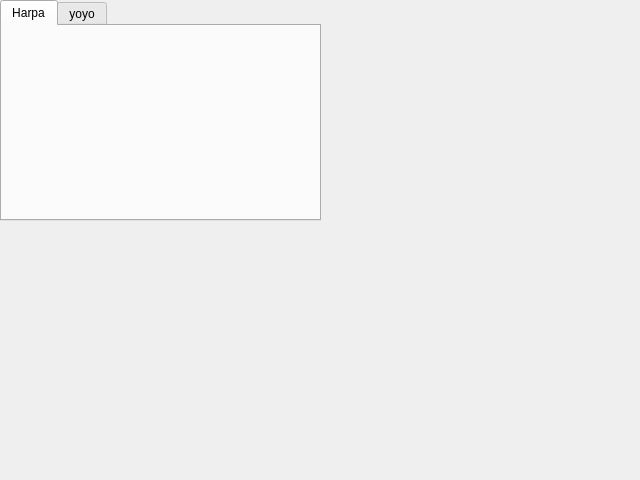
Fanarito/VLN1, file additem.ui: the form before one commit.
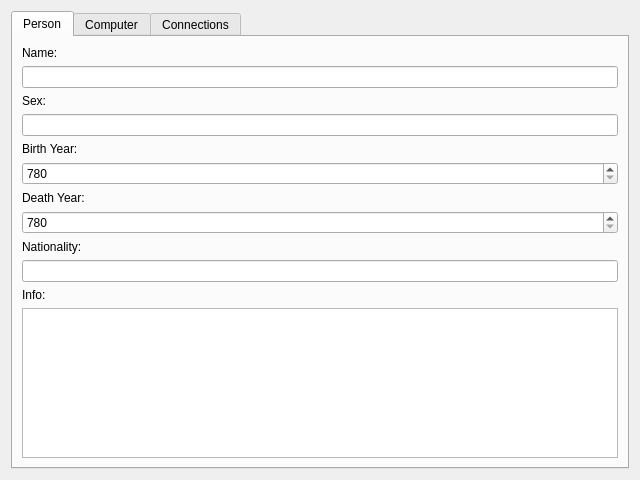
The form after the commit. The open tabs and pages were chosen to show the change.

Patch:
```diff
--- a/additem.ui
+++ b/additem.ui
@@ -13,29 +13,201 @@
   <property name="windowTitle">
    <string>Dialog</string>
   </property>
-  <widget class="QTabWidget" name="tabWidget">
-   <property name="geometry">
-    <rect>
-     <x>0</x>
-     <y>0</y>
-     <width>321</width>
-     <height>221</height>
-    </rect>
-   </property>
-   <property name="currentIndex">
-    <number>1</number>
-   </property>
-   <widget class="QWidget" name="tab">
-    <attribute name="title">
-     <string>Harpa</string>
-    </attribute>
-   </widget>
-   <widget class="QWidget" name="tab_2">
-    <attribute name="title">
-     <string>yoyo</string>
-    </attribute>
-   </widget>
-  </widget>
+  <layout class="QVBoxLayout" name="verticalLayout_2">
+   <item>
+    <widget class="QTabWidget" name="tabWidget">
+     <property name="currentIndex">
+      <number>1</number>
+     </property>
+     <widget class="QWidget" name="tab">
+      <attribute name="title">
+       <string>Person</string>
+      </attribute>
+      <layout class="QVBoxLayout" name="verticalLayout">
+       <item>
+        <widget class="QLabel" name="label">
+         <property name="text">
+          <string>Name:</string>
+         </property>
+        </widget>
+       </item>
+       <item>
+        <widget class="QLineEdit" name="lineEdit">
+         <property name="text">
+          <string/>
+         </property>
+        </widget>
+       </item>
+       <item>
+        <widget class="QLabel" name="label_2">
+         <property name="text">
+          <string>Sex:</string>
+         </property>
+        </widget>
+       </item>
+       <item>
+        <widget class="QLineEdit" name="lineEdit_2"/>
+       </item>
+       <item>
+        <widget class="QLabel" name="label_3">
+         <property name="text">
+          <string>Birth Year:</string>
+         </property>
+        </widget>
+       </item>
+       <item>
+        <widget class="QSpinBox" name="BirthYearInput">
+         <property name="minimum">
+          <number>780</number>
+         </property>
+         <property name="maximum">
+          <number>2016</number>
+         </property>
+        </widget>
+       </item>
+       <item>
+        <widget class="QLabel" name="label_4">
+         <property name="text">
+          <string>Death Year:</string>
+         </property>
+        </widget>
+       </item>
+       <item>
+        <widget class="QSpinBox" name="DeathYearInput">
+         <property name="minimum">
+          <number>780</number>
+         </property>
+         <property name="maximum">
+          <number>2016</number>
+         </property>
+        </widget>
+       </item>
+       <item>
+        <widget class="QLabel" name="label_5">
+         <property name="text">
+          <string>Nationality:</string>
+         </property>
+        </widget>
+       </item>
+       <item>
+        <widget class="QLineEdit" name="lineEdit_5"/>
+       </item>
+       <item>
+        <widget class="QLabel" name="label_6">
+         <property name="text">
+          <string>Info:</string>
+         </property>
+        </widget>
+       </item>
+       <item>
+        <widget class="QTextEdit" name="textEdit"/>
+       </item>
+      </layout>
+     </widget>
+     <widget class="QWidget" name="tab_2">
+      <attribute name="title">
+       <string>Computer</string>
+      </attribute>
+      <layout class="QVBoxLayout" name="verticalLayout_3">
+       <item>
+        <widget class="QLabel" name="label_7">
+         <property name="text">
+          <string>Name:</string>
+         </property>
+        </widget>
+       </item>
+       <item>
+        <widget class="QLineEdit" name="lineEdit_3">
+         <property name="text">
+          <string/>
+         </property>
+        </widget>
+       </item>
+       <item>
+        <widget class="QLabel" name="label_8">
+         <property name="text">
+          <string>Type:</string>
+         </property>
+        </widget>
+       </item>
+       <item>
+        <widget class="QLineEdit" name="lineEdit_4">
+         <property name="text">
+          <string/>
+         </property>
+        </widget>
+       </item>
+       <item>
+        <widget class="QCheckBox" name="checkBox">
+         <property name="text">
+          <string>Built</string>
+         </property>
+        </widget>
+       </item>
+       <item>
+        <widget class="QLabel" name="label_9">
+         <property name="text">
+          <string>Build Year:</string>
+         </property>
+        </widget>
+       </item>
+       <item>
+        <widget class="QLineEdit" name="lineEdit_7">
+         <property name="text">
+          <string/>
+         </property>
+        </widget>
+       </item>
+       <item>
+        <widget class="QLabel" name="label_11">
+         <property name="text">
+          <string>Nationality:</string>
+         </property>
+        </widget>
+       </item>
+       <item>
+        <widget class="QComboBox" name="comboBox"/>
+       </item>
+       <item>
+        <widget class="QLabel" name="label_12">
+         <property name="text">
+          <string>Info:</string>
+         </property>
+        </widget>
+       </item>
+       <item>
+        <widget class="QTextEdit" name="textEdit_2"/>
+       </item>
+      </layout>
+     </widget>
+     <widget class="QWidget" name="tab_3">
+      <attribute name="title">
+       <string>Connections</string>
+      </attribute>
+      <widget class="QListView" name="PersonConnections">
+       <property name="geometry">
+        <rect>
+         <x>10</x>
+         <y>10</y>
+         <width>271</width>
+         <height>191</height>
+        </rect>
+       </property>
+      </widget>
+      <widget class="QListView" name="listView">
+       <property name="geometry">
+        <rect>
+         <x>310</x>
+         <y>10</y>
+         <width>256</width>
+         <height>192</height>
+        </rect>
+       </property>
+      </widget>
+     </widget>
+    </widget>
+   </item>
+  </layout>
  </widget>
  <resources/>
  <connections/>
```
